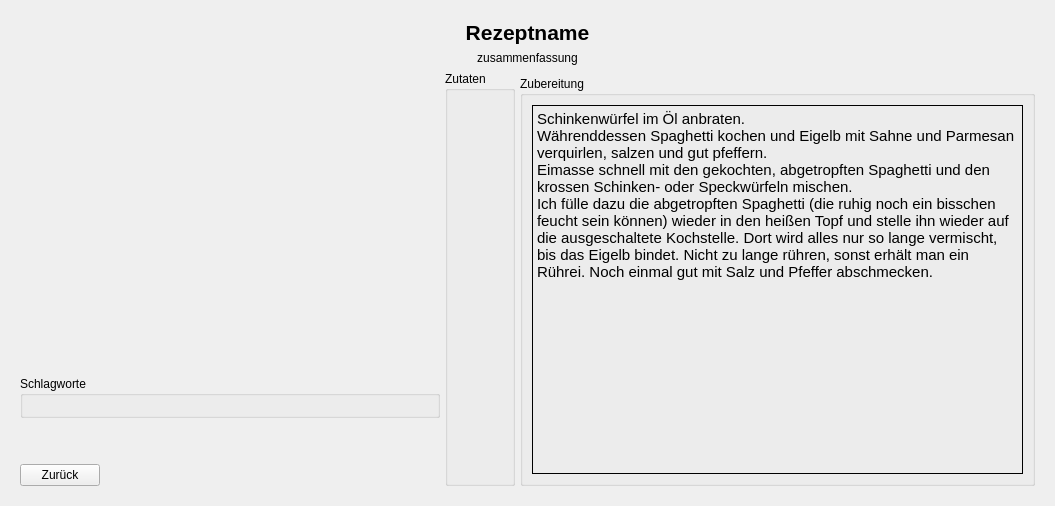
This is frontend/RecipeWidget.ui in Indidev/headcooker as Qt 5 draws it before an edit. The edited form follows.
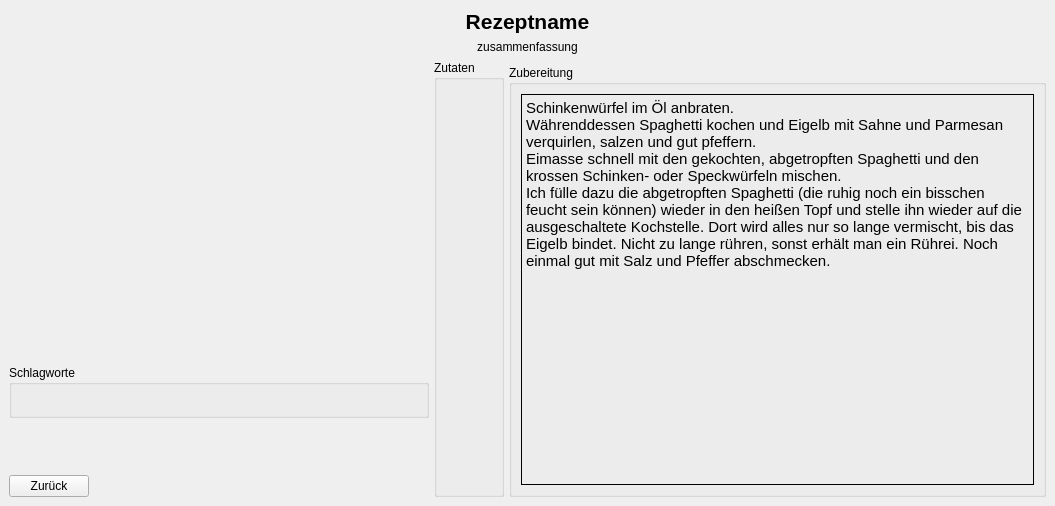
This is the edited form.

Commit message: extended stylesheet of recipe chooser

```diff
--- a/frontend/RecipeWidget.ui
+++ b/frontend/RecipeWidget.ui
@@ -17,9 +17,33 @@
    <string notr="true"/>
   </property>
   <layout class="QGridLayout" name="gridLayout_2">
+   <property name="leftMargin">
+    <number>0</number>
+   </property>
+   <property name="topMargin">
+    <number>0</number>
+   </property>
+   <property name="rightMargin">
+    <number>0</number>
+   </property>
+   <property name="bottomMargin">
+    <number>0</number>
+   </property>
    <item row="0" column="0">
     <widget class="QWidget" name="bodyWidget" native="true">
      <layout class="QVBoxLayout" name="verticalLayout_7">
+      <property name="leftMargin">
+       <number>9</number>
+      </property>
+      <property name="topMargin">
+       <number>9</number>
+      </property>
+      <property name="rightMargin">
+       <number>9</number>
+      </property>
+      <property name="bottomMargin">
+       <number>9</number>
+      </property>
       <item>
        <widget class="QLabel" name="recipeName">
         <property name="font">
```
The commit also changes 3 other files.
